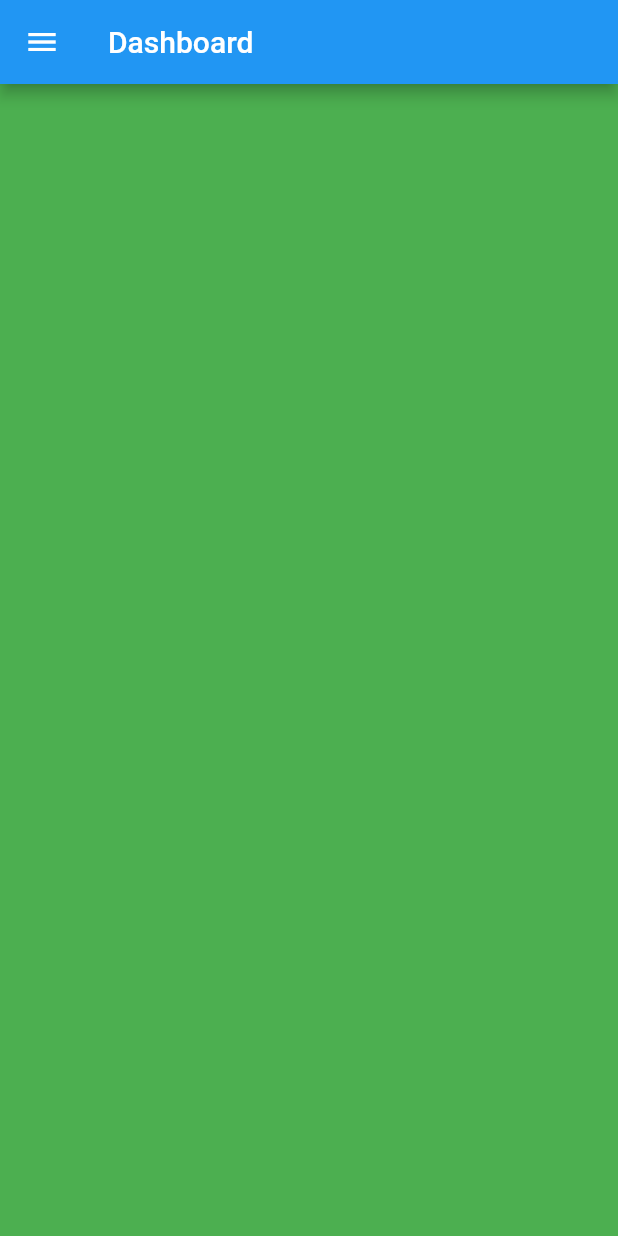
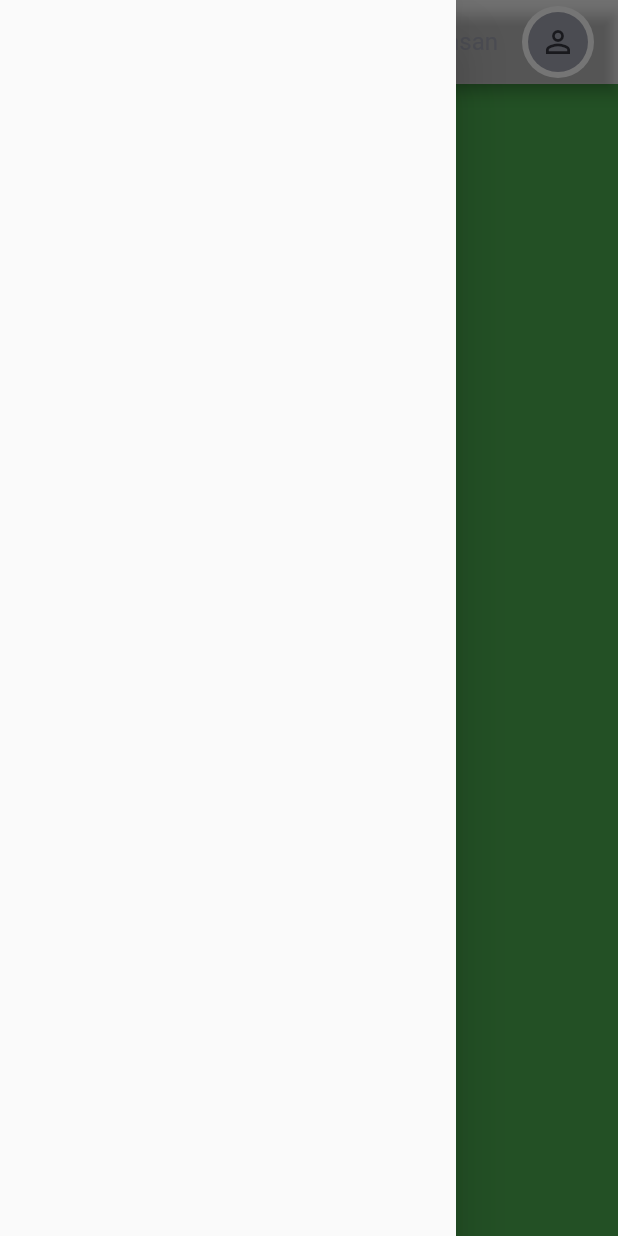
Before and after one commit to Jahidul007/flutter_web_dashboard, a Flutter app: the screen it shows after launch, with the side drawer open (before the commit the screen has no drawer), on a phone screen of 412 x 824 dp. Run offline on Flutter 3.47's test engine with Material 2 defaults, Android fonts, the phone set to English and light mode, and no system bars; our stand-ins replace get, google_fonts.

Commit message:
top navigationv bar customization

```diff
--- a/lib/layout.dart
+++ b/lib/layout.dart
@@ -10,6 +10,9 @@ class SiteLayout extends StatelessWidget {
     final GlobalKey<ScaffoldState> scaffoldKey = GlobalKey();
     return Scaffold(
       appBar: topNavigationBar(context, scaffoldKey),
+      drawer: Drawer(
+
+      ),
       body: ResponsivenessWidget(
         largeScreen: LargePage(),
         smallScreen: SmallPage(),
--- /dev/null
+++ b/lib/widgets/custom_text.dart
@@ -0,0 +1,22 @@
+import 'package:flutter/material.dart';
+
+class CustomText extends StatelessWidget {
+  final String text;
+  final double size;
+  final Color color;
+  final FontWeight fontWeight;
+
+  const CustomText({ this.text, this.size, this.color, this.fontWeight});
+
+  @override
+  Widget build(BuildContext context) {
+    return Text(
+      text,
+      style: TextStyle(
+        fontSize: size ?? 16,
+        color: color ?? Colors.black,
+        fontWeight: fontWeight ?? FontWeight.normal,
+      ),
+    );
+  }
+}
--- a/lib/widgets/top_nav.dart
+++ b/lib/widgets/top_nav.dart
@@ -1,5 +1,7 @@
 import 'package:flutter/material.dart';
+import 'package:flutter_web_dasboard/constants/style.dart';
 import 'package:flutter_web_dasboard/helpers/responsiveness.dart';
+import 'package:flutter_web_dasboard/widgets/custom_text.dart';
 
 AppBar topNavigationBar(BuildContext context, GlobalKey<ScaffoldState> key) =>
     AppBar(
@@ -21,5 +23,78 @@ AppBar topNavigationBar(BuildContext context, GlobalKey<ScaffoldState> key) =>
                 key.currentState.openDrawer();
               },
             ),
-      title: Text("Dashboard"),
+      title: Row(
+        children: [
+          Visibility(
+              child: CustomText(
+            text: "Dash",
+            color: lightGrey,
+            size: 20,
+            fontWeight: FontWeight.bold,
+          )),
+          Expanded(child: Container()),
+          IconButton(
+              icon: Icon(
+                Icons.settings,
+                color: dark.withOpacity(0.7),
+              ),
+              onPressed: () {}),
+          Stack(
+            children: [
+              IconButton(
+                  icon: Icon(
+                    Icons.notifications,
+                    color: dark.withOpacity(0.7),
+                  ),
+                  onPressed: () {}),
+              Positioned(
+                  top: 7,
+                  right: 7,
+                  child: Container(
+                    width: 12,
+                    height: 12,
+                    padding: EdgeInsets.all(4),
+                    decoration: BoxDecoration(
+                        color: active,
+                        borderRadius: BorderRadius.circular(30),
+                        border: Border.all(color: light, width: 2)),
+                  ))
+            ],
+          ),
+          Container(
+            width: 1,
+            height: 22,
+            color: lightGrey,
+          ),
+          SizedBox(
+            width: 24,
+          ),
+          CustomText(
+            text: "Jahid Hasan",
+            color: lightGrey,
+          ),
+          SizedBox(
+            width: 16,
+          ),
+          Container(
+            decoration: BoxDecoration(
+              color: Colors.white,
+              borderRadius: BorderRadius.circular(30),
+            ),
+            child: Container(
+              padding: EdgeInsets.all(2),
+              margin: EdgeInsets.all(2),
+              child: CircleAvatar(
+                backgroundColor: lightGrey,
+                child: Icon(
+                  Icons.person_outline,
+                  color: dark,
+                ),
+              ),
+            ),
+          )
+        ],
+      ),
+      iconTheme: IconThemeData(color: dark),
+      backgroundColor: Colors.transparent,
     );
```
